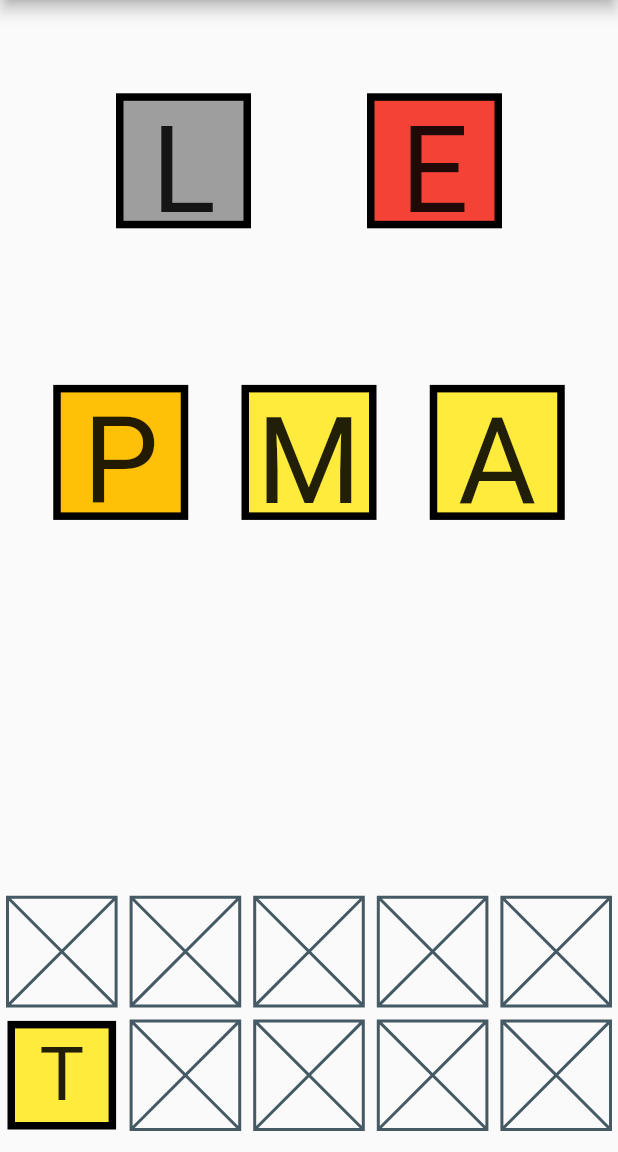
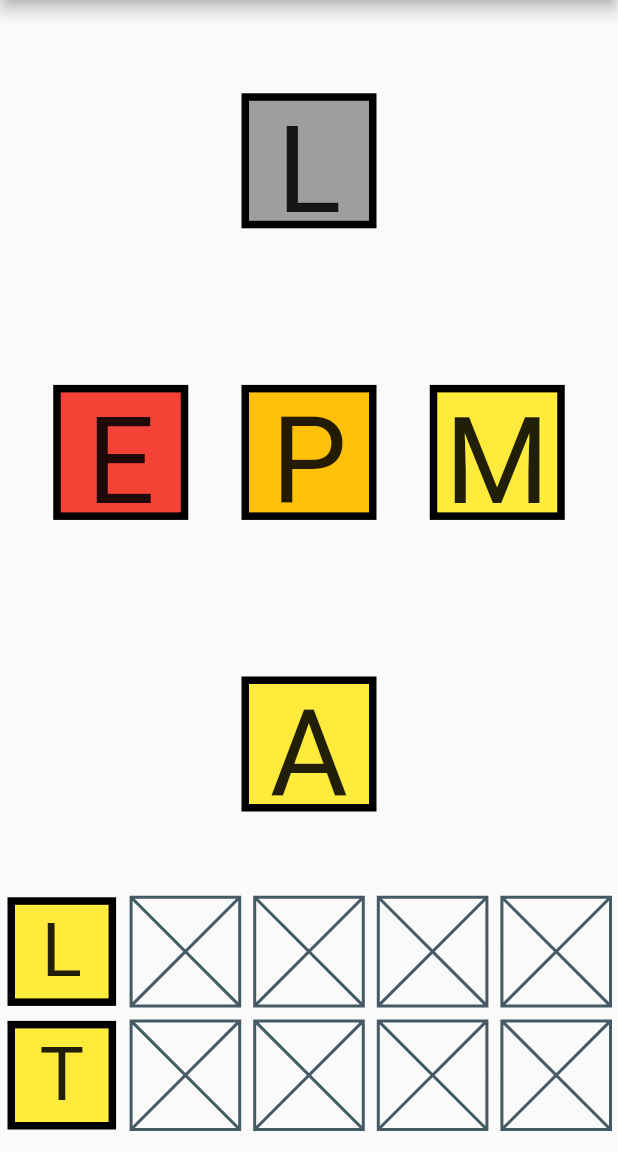
Before and after one commit to htrojan/AnagramApp, a Flutter app: the screen it shows after launch, after a tap on an icon or button, on a phone screen of 412 x 824 dp, the part 84-1236 px from its top. Run offline on Flutter 3.47's test engine with Material 2 defaults, Android fonts, the phone set to English and light mode, and no system bars.

Commit message:
Letters can now be added to WordBox.dart with color

```diff
--- a/lib/LetterCanvas.dart
+++ b/lib/LetterCanvas.dart
@@ -3,23 +3,19 @@ import 'dart:math';
 import 'package:flutter/material.dart';
 import 'package:flutter_app/LetterBox.dart';
 
-typedef void LetterCallback(int letter);
+typedef void LetterCallback(int letter, Color letterColor);
 
 
 class LetterCanvas extends StatefulWidget {
 
-  LetterCanvas(this._letters, this._callback);
+  LetterCanvas(this.word, this._callback);
 
-  LetterCanvas.fromString(String string, this._callback) : _letters = string.runes.toList(){
-    _letters.shuffle();
-  }
-
-  final List<int> _letters;
   final LetterCallback _callback;
   final int _rowCount = 3;
+  final String word;
 
   @override
-  _LetterCanvasState createState() => new _LetterCanvasState();
+  _LetterCanvasState createState() => new _LetterCanvasState(word);
 }
 
 class _LetterCanvasState extends State<LetterCanvas> {
@@ -31,11 +27,19 @@ class _LetterCanvasState extends State<LetterCanvas> {
   List<Color> _colors;
 
   List<int> _boxesPerRow;
+  final List<int> _letters;
+
+  _LetterCanvasState(String word) : _letters = word.runes.toList(){
+    debugPrint('Constructor was called');
+  }
 
   @override
   void initState(){
+    debugPrint('initState() was called');
     super.initState();
-    final int maxUsed = widget._letters.length;
+    _letters.shuffle(_rnd);
+
+    final int maxUsed = _letters.length;
     final int maxPerRow = (maxUsed / widget._rowCount).round() + 1;
     int alreadyUsed = 0;
 
@@ -74,7 +78,7 @@ class _LetterCanvasState extends State<LetterCanvas> {
       return new Expanded(
           child: new Row(
             mainAxisAlignment: MainAxisAlignment.spaceEvenly,
-            children: widget._letters.skip(currentIndex).take(rowCount).map((rune){
+            children: _letters.skip(currentIndex).take(rowCount).map((rune){
               currentIndex++; //A 'custom' made index to keep track of each letter
               //As it is incremented before the return statement, all variables inside the return statement
               //have to use currentIndex-1
@@ -82,8 +86,11 @@ class _LetterCanvasState extends State<LetterCanvas> {
               return new GestureDetector(
 
                 onTap: () {
+                  if(_indexesDeactivated.contains(i))
+                    return;
+
                   _disableIndex(i);
-                  widget._callback(rune);
+                  widget._callback(rune, _colors[i]);
                 },
                 child: new LetterBox(
                   (_indexesDeactivated.contains(i)) ? Colors.grey :_colors[i],
--- a/lib/WordBox.dart
+++ b/lib/WordBox.dart
@@ -1,12 +1,20 @@
 import 'package:flutter/material.dart';
 import 'package:flutter_app/LetterBox.dart';
 
+class LetterEntry{
+    final Color color;
+    final String letter;
+
+  const LetterEntry(this.color, this.letter);
+}
+
 class WordBox extends StatefulWidget {
   final int _letterCount;
-  final List<String> _content;
+  final List<LetterEntry> _content;
 
   WordBox(this._letterCount) : _content = [];
-  WordBox.withContent(this._letterCount, this._content);
+
+  WordBox.fullEntry(this._letterCount, List<LetterEntry> entries) : _content = entries;
 
   @override
   _WordBoxState createState() => new _WordBoxState();
@@ -26,7 +34,7 @@ class _WordBoxState extends State<WordBox> {
                 child: new AspectRatio(
                   aspectRatio: 1.0,
                   child: (widget._content.length > index) ?
-                  new LetterBox(Colors.yellow, widget._content[index].toUpperCase(), fontsize: 50.0,) : new Placeholder(),
+                  new LetterBox(widget._content[index].color, widget._content[index].letter.toUpperCase(), fontsize: 50.0,) : new Placeholder(),
                 ),
               ));
         })
--- a/lib/main.dart
+++ b/lib/main.dart
@@ -30,6 +30,20 @@ class Anagram extends StatefulWidget {
 }
 
 class _AnagramState extends State<Anagram> {
+  List<LetterEntry> _currentSelection;
+
+  @override
+  void initState(){
+    super.initState();
+
+    _currentSelection = new List();
+  }
+
+  void _addToSelection(String s, Color color){
+    setState((){
+      _currentSelection.add(new LetterEntry(color, s));
+    });
+  }
 
   @override
   Widget build(BuildContext context) {
@@ -47,12 +61,14 @@ class _AnagramState extends State<Anagram> {
 
             children: <Widget>[
               new Expanded(
-                child: new LetterCanvas.fromString(widget.word.word1, (content){
+                child: new LetterCanvas(widget.word.word1, (content, color){
                   debugPrint(new String.fromCharCode(content) + ' Pressed');
+                  _addToSelection(new String.fromCharCode(content).toUpperCase(), color);
                 }),
+                  key: new ObjectKey(widget.word.word1),
               ),
-              new WordBox(widget.word.getLetterCount()),
-              new WordBox.withContent(widget.word.getLetterCount(), ['T'])
+              new WordBox.fullEntry(widget.word.getLetterCount(), _currentSelection),
+              new WordBox.fullEntry(widget.word.getLetterCount(), [const LetterEntry(Colors.yellow, 'T')])
             ],
 
           ),
```
